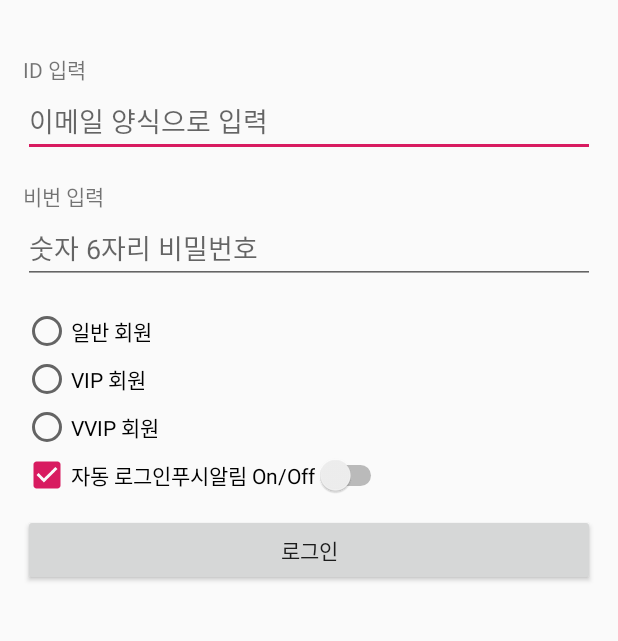
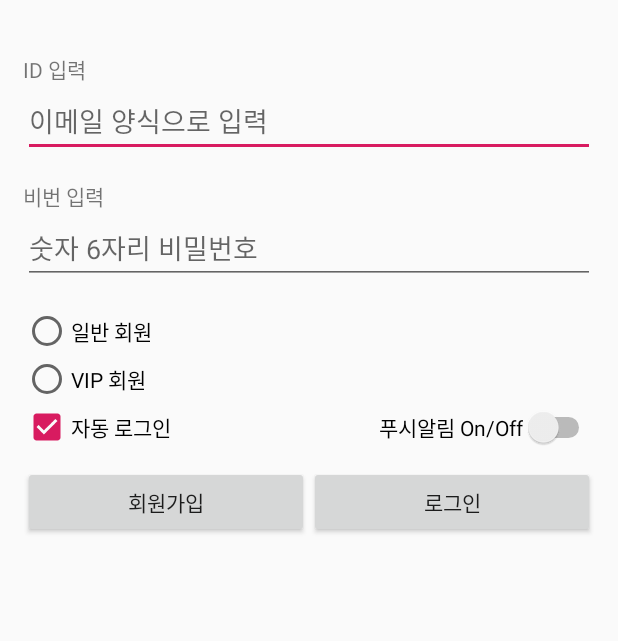
Before and after one commit to cho881020/20191130_02_LoginUiPractice, an Android app: the screen it shows after launch (MainActivity), on a phone screen of 412 x 824 dp, the part 332-973 px from its top. Run offline under Robolectric (Android 15) with nearby library versions, the phone set to English and light mode, and no system bars.

Commit message:
로그인 화면 따라그리기 마무리

```diff
--- a/app/src/main/res/layout/activity_main.xml
+++ b/app/src/main/res/layout/activity_main.xml
@@ -80,6 +80,8 @@
             <RadioButton
                 android:layout_width="wrap_content"
                 android:layout_height="wrap_content"
+                android:enabled="false"
+                android:visibility="gone"
                 android:text="VVIP 회원" />
 
 
@@ -94,6 +96,12 @@
                 android:layout_height="wrap_content"
                 android:checked="true"
                 android:text="자동 로그인"/>
+
+            <TextView
+                android:layout_width="0dp"
+                android:layout_height="wrap_content"
+                android:layout_weight="1"/>
+
             <Switch
                 android:layout_width="wrap_content"
                 android:layout_height="wrap_content"
@@ -101,11 +109,26 @@
 
         </LinearLayout>
 
-        <Button
+        <LinearLayout
             android:layout_marginTop="10dp"
             android:layout_width="match_parent"
             android:layout_height="wrap_content"
-            android:text="로그인" />
+            android:orientation="horizontal">
+
+
+            <Button
+                android:layout_width="0dp"
+                android:layout_weight="1"
+                android:layout_height="wrap_content"
+                android:text="회원가입" />
+            <Button
+                android:layout_width="0dp"
+                android:layout_weight="1"
+                android:layout_height="wrap_content"
+                android:text="로그인" />
+
+
+        </LinearLayout>
 
     </LinearLayout>
 
```
